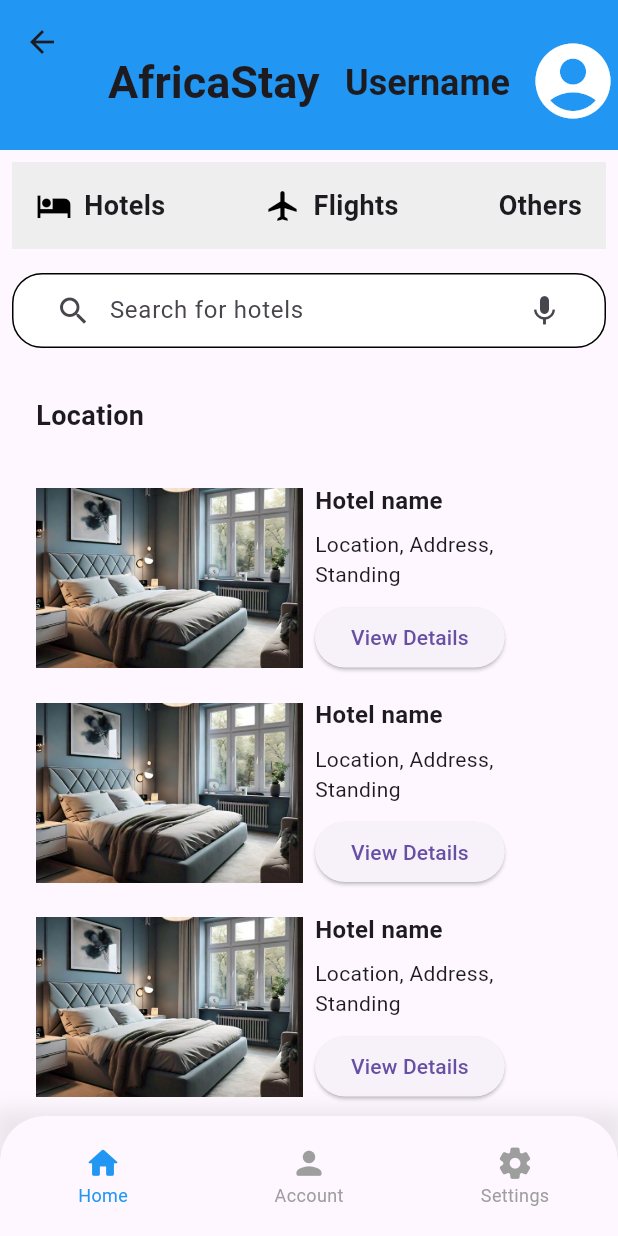
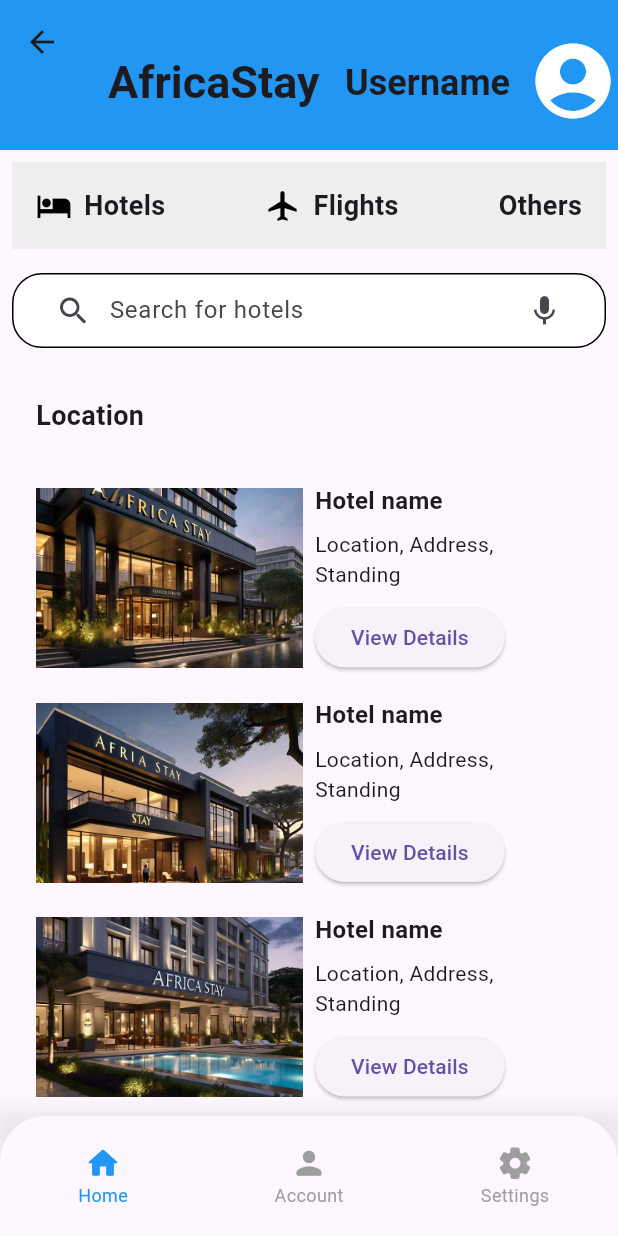
Before and after one commit to DTAJ095/mvp_repo, a Flutter app: the LandingPage screen opened by its route, on a phone screen of 412 x 824 dp. Run offline on Flutter 3.47's test engine with Material 3 defaults, Android fonts, the phone set to English and light mode, and no system bars; our stand-ins replace dio.

Commit message:
'update'

```diff
--- a/AfricaStay/Frontend/lib/landing_page.dart
+++ b/AfricaStay/Frontend/lib/landing_page.dart
@@ -172,7 +172,7 @@ class LandingPage extends StatelessWidget {
                     Expanded(
                       flex: 1,
                       child: Image.asset(
-                        'assets/images/room.jpg',
+                        'assets/images/hotel2.jpg',
                         height: 120,
                         width: 120,
                         fit: BoxFit.cover,
@@ -225,7 +225,7 @@ class LandingPage extends StatelessWidget {
                     Expanded(
                       flex: 1,
                       child: Image.asset(
-                        'assets/images/room.jpg',
+                        'assets/images/hotel3.jpg',
                         height: 120,
                         width: 120,
                         fit: BoxFit.cover,
@@ -278,7 +278,7 @@ class LandingPage extends StatelessWidget {
                     Expanded(
                       flex: 1,
                       child: Image.asset(
-                        'assets/images/room.jpg',
+                        'assets/images/hotel4.jpg',
                         height: 120,
                         width: 120,
                         fit: BoxFit.cover,
@@ -331,7 +331,7 @@ class LandingPage extends StatelessWidget {
                     Expanded(
                       flex: 1,
                       child: Image.asset(
-                        'assets/images/room2.jpg',
+                        'assets/images/hotel5.jpg',
                         height: 120,
                         width: 120,
                         fit: BoxFit.cover,
@@ -384,7 +384,7 @@ class LandingPage extends StatelessWidget {
                     Expanded(
                       flex: 1,
                       child: Image.asset(
-                        'assets/images/room.jpg',
+                        'assets/images/hotel6.jpg',
                         height: 120,
                         width: 120,
                         fit: BoxFit.cover,
--- a/AfricaStay/Frontend/pubspec.yaml
+++ b/AfricaStay/Frontend/pubspec.yaml
@@ -67,6 +67,12 @@ flutter:
     - assets/images/hotel1.jpg
     - assets/images/hotel_room1.jpg
     - assets/images/detail_background.jpg
+    - assets/images/hotel2.jpg
+    - assets/images/hotel3.jpg
+    - assets/images/hotel4.jpg
+    - assets/images/hotel5.jpg
+    - assets/images/hotel6.jpg
+
 
   # The following line ensures that the Material Icons font is
   # included with your application, so that you can use the icons in
```
Also changed, not shown: AfricaStay/Frontend/assets/images/hotel2.jpg (added), AfricaStay/Frontend/assets/images/hotel3.jpg (added), AfricaStay/Frontend/assets/images/hotel4.jpg (added), AfricaStay/Frontend/assets/images/hotel5.jpg (added), AfricaStay/Frontend/assets/images/hotel6.jpg (added).
